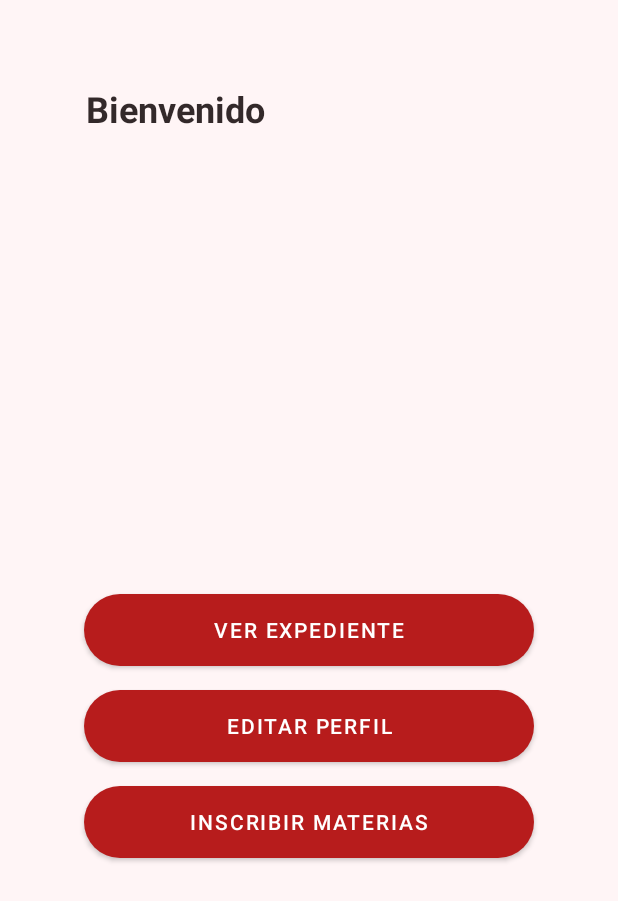
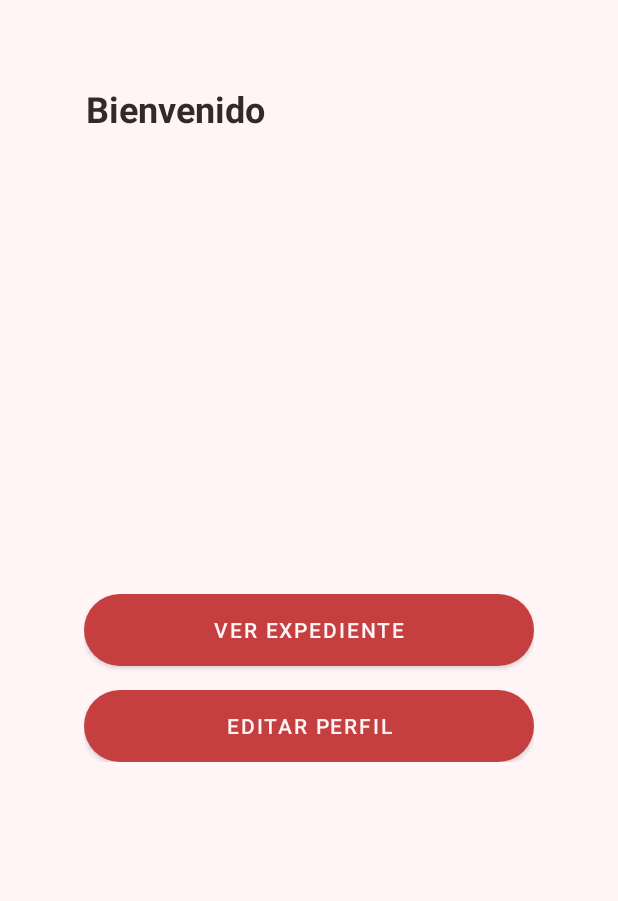
Before and after one commit to gv22023/PoryectoExpediente, an Android app: the fragment MenuPrincipalFragment shown on its own in the app's theme, on a phone screen of 412 x 824 dp. Shown: the top 901 px of the screen. Run offline under Robolectric (Android 15) with nearby library versions, the phone set to English and light mode, and no system bars.

Commit message:
validate materias module

```diff
--- a/app/src/main/java/com/example/proyectoexpediente/ui/home/MenuPrincipalFragment.java
+++ b/app/src/main/java/com/example/proyectoexpediente/ui/home/MenuPrincipalFragment.java
@@ -1,6 +1,8 @@
 package com.example.proyectoexpediente.ui.home;
 
+import android.content.Context;
 import android.content.Intent;
+import android.content.SharedPreferences;
 import android.os.Bundle;
 
 import androidx.annotation.NonNull;
@@ -15,7 +17,7 @@
 import android.widget.Button;
 
 import com.example.proyectoexpediente.R;
-import com.example.proyectoexpediente.RegistrarMateriaActivity;
+import com.example.proyectoexpediente.VerMateriasActivity;
 
 public class MenuPrincipalFragment extends Fragment {
 
@@ -34,6 +36,19 @@
         Button btnEditarPerfil = view.findViewById(R.id.btnEditarPerfil);
         Button btnInscribirMaterias = view.findViewById(R.id.btnInscribirMaterias);
 
+        // Mostrar botones según el tipo de usuario
+        SharedPreferences prefs = requireContext().getSharedPreferences("SesionUsuario", Context.MODE_PRIVATE);
+        String tipoUsuario = prefs.getString("tipo_usuario", "usuario");
+
+        if ("admin".equals(tipoUsuario)) {
+            btnInscribirMaterias.setVisibility(View.VISIBLE);
+            btnVerExpediente.setVisibility(View.GONE);
+        } else {
+            btnInscribirMaterias.setVisibility(View.GONE);
+            btnVerExpediente.setVisibility(View.VISIBLE);
+        }
+
+
         btnVerExpediente.setOnClickListener(v -> {
             NavController navController = Navigation.findNavController(v);
             navController.navigate(R.id.nav_ver_expediente);
@@ -45,7 +60,7 @@
         });
 
         btnInscribirMaterias.setOnClickListener(v -> {
-            Intent intent = new Intent(getActivity(), RegistrarMateriaActivity.class);
+            Intent intent = new Intent(getActivity(), VerMateriasActivity.class);
             startActivity(intent);
         });
     }
--- a/app/src/main/res/layout/fragment_menu_principal.xml
+++ b/app/src/main/res/layout/fragment_menu_principal.xml
@@ -19,45 +19,41 @@
         app:layout_constraintStart_toStartOf="parent"
         app:layout_constraintTop_toTopOf="parent" />
 
+    <LinearLayout
+        android:id="@+id/contenedorBotones"
+        android:layout_width="0dp"
+        android:layout_height="wrap_content"
+        android:orientation="vertical"
+        android:layout_marginTop="396dp"
+        android:layout_marginStart="56dp"
+        android:layout_marginEnd="56dp"
+        app:layout_constraintTop_toTopOf="parent"
+        app:layout_constraintStart_toStartOf="parent"
+        app:layout_constraintEnd_toEndOf="parent">
+
         <Button
             android:id="@+id/btnVerExpediente"
-        android:layout_width="0dp"
+            android:layout_width="match_parent"
             android:layout_height="wrap_content"
-        android:layout_marginStart="56dp"
-        android:layout_marginTop="396dp"
-        android:layout_marginEnd="56dp"
-        android:background="@drawable/button_redondeado"
             android:text="Ver Expediente"
-        app:layout_constraintEnd_toEndOf="parent"
-        app:layout_constraintHorizontal_bias="1.0"
-        app:layout_constraintStart_toStartOf="parent"
-        app:layout_constraintTop_toTopOf="parent" />
+            android:background="@drawable/button_redondeado" />
 
         <Button
             android:id="@+id/btnEditarPerfil"
-        android:layout_width="0dp"
+            android:layout_width="match_parent"
             android:layout_height="wrap_content"
-        android:layout_marginStart="56dp"
             android:layout_marginTop="16dp"
-        android:layout_marginEnd="56dp"
-        android:background="@drawable/button_redondeado"
             android:text="Editar Perfil"
-        app:layout_constraintEnd_toEndOf="parent"
-        app:layout_constraintStart_toStartOf="parent"
-        app:layout_constraintTop_toBottomOf="@id/btnVerExpediente" />
+            android:background="@drawable/button_redondeado" />
 
         <Button
             android:id="@+id/btnInscribirMaterias"
-        android:layout_width="0dp"
+            android:layout_width="match_parent"
             android:layout_height="wrap_content"
-        android:layout_marginStart="56dp"
             android:layout_marginTop="16dp"
-        android:layout_marginEnd="56dp"
-        android:background="@drawable/button_redondeado"
             android:text="Inscribir Materias"
-        app:layout_constraintEnd_toEndOf="parent"
-        app:layout_constraintStart_toStartOf="parent"
-        app:layout_constraintTop_toBottomOf="@id/btnEditarPerfil" />
+            android:background="@drawable/button_redondeado" />
+    </LinearLayout>
 
     <View
         android:id="@+id/view"
--- a/app/src/main/res/navigation/mobile_navigation.xml
+++ b/app/src/main/res/navigation/mobile_navigation.xml
@@ -26,7 +26,7 @@
     <fragment
         android:id="@+id/nav_inscribir"
         android:name="com.example.proyectoexpediente.ui.inscribir.InscribirMateriasFragment"
-        android:label="Inscribir Materias"
-        tools:layout="@layout/fragment_ver_materias" />
+        android:label="Materias"
+        tools:layout="@layout/ver_materias" />
 
 </navigation>
```
Also changed, not shown: app/src/main/java/com/example/proyectoexpediente/RegistrarMateriaActivity.java (+2 -10 lines), app/src/main/java/com/example/proyectoexpediente/VerMateriasActivity.java (+10 -1 lines), app/src/main/res/layout/activity_registrar_materia.xml (+8 -19 lines), app/src/main/res/layout/ver_materias.xml (renamed from app/src/main/res/layout/fragment_ver_materias.xml). Lines whose indentation alone changed are shown as unchanged.
